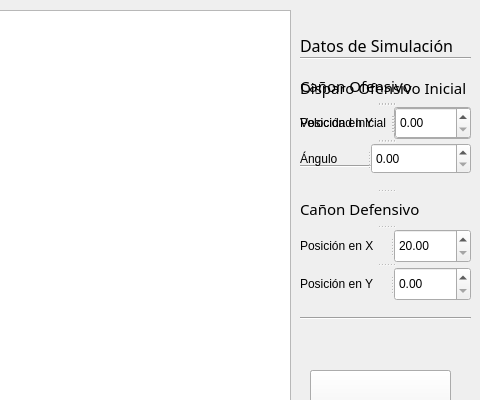
The window that Simulador/mainwindow.ui (OscarG356/Parcial_III) describes before a commit, drawn with Qt 5; both pictures show x 320 to 800 and y 0 to 400 of the 800 by 600 pixel window.
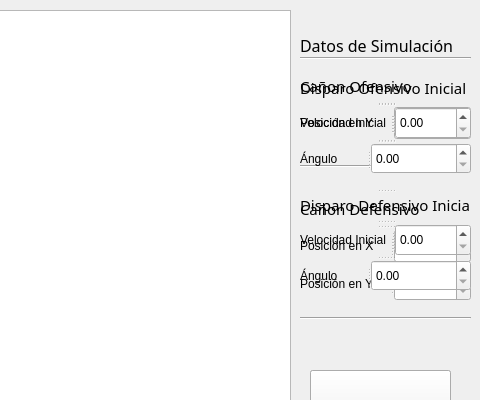
The same window after the commit.

Diff of the .ui file:
```diff
--- a/Simulador/mainwindow.ui
+++ b/Simulador/mainwindow.ui
@@ -369,6 +369,60 @@
      <string>Limpiar</string>
     </property>
    </widget>
+   <widget class="QSplitter" name="splitter_8">
+    <property name="geometry">
+     <rect>
+      <x>620</x>
+      <y>190</y>
+      <width>171</width>
+      <height>101</height>
+     </rect>
+    </property>
+    <property name="orientation">
+     <enum>Qt::Vertical</enum>
+    </property>
+    <widget class="QLabel" name="label_10">
+     <property name="font">
+      <font>
+       <family>MV Boli</family>
+       <pointsize>11</pointsize>
+      </font>
+     </property>
+     <property name="text">
+      <string>Disparo Defensivo Inicial</string>
+     </property>
+    </widget>
+    <widget class="QSplitter" name="splitter_9">
+     <property name="orientation">
+      <enum>Qt::Horizontal</enum>
+     </property>
+     <widget class="QLabel" name="label_11">
+      <property name="text">
+       <string>Velocidad Inicial</string>
+      </property>
+     </widget>
+     <widget class="QDoubleSpinBox" name="doubleSpinBox_3">
+      <property name="maximum">
+       <double>1000.000000000000000</double>
+      </property>
+     </widget>
+    </widget>
+    <widget class="QSplitter" name="splitter_10">
+     <property name="orientation">
+      <enum>Qt::Horizontal</enum>
+     </property>
+     <widget class="QLabel" name="label_12">
+      <property name="text">
+       <string>Ángulo</string>
+      </property>
+     </widget>
+     <widget class="QDoubleSpinBox" name="doubleSpinBox_4">
+      <property name="maximum">
+       <double>90.000000000000000</double>
+      </property>
+     </widget>
+    </widget>
+   </widget>
   </widget>
   <widget class="QMenuBar" name="menubar">
    <property name="geometry">
```
